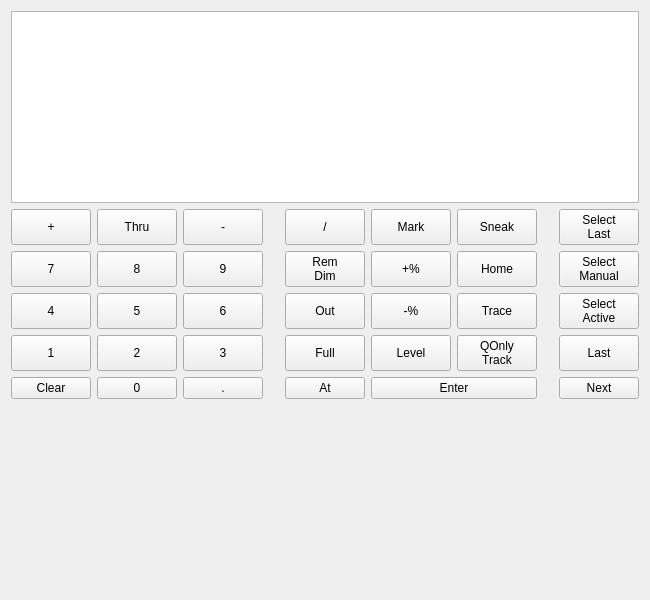
First picture: the form in src/boards/etc/eos/ui/eosform.ui, repository CoffeeCoder1/universal-focus-remote, before the edit.
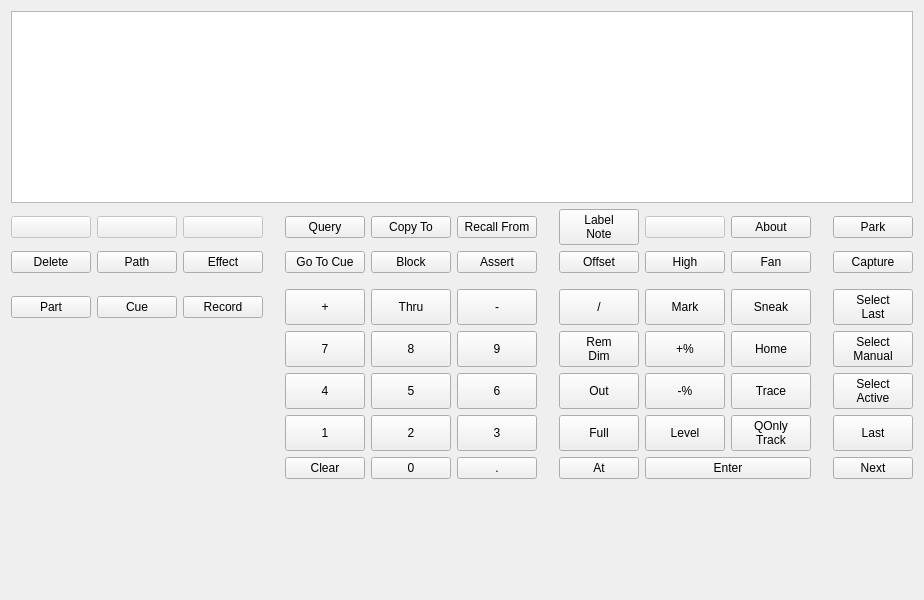
Second picture: the form after the edit. Custom widgets are drawn as their Qt base class.

```diff
--- a/src/boards/etc/eos/ui/eosform.ui
+++ b/src/boards/etc/eos/ui/eosform.ui
@@ -6,7 +6,7 @@
    <rect>
     <x>0</x>
     <y>0</y>
-    <width>600</width>
+    <width>656</width>
     <height>600</height>
    </rect>
   </property>
@@ -22,49 +22,58 @@
   <layout class="QVBoxLayout" name="verticalLayout">
    <item>
     <layout class="QGridLayout" name="gridLayout">
-     <item row="1" column="4">
-      <widget class="QSquarePushButton" name="keySlash">
-       <property name="sizePolicy">
-        <sizepolicy hsizetype="Expanding" vsizetype="Minimum">
-         <horstretch>0</horstretch>
-         <verstretch>0</verstretch>
-        </sizepolicy>
-       </property>
-       <property name="minimumSize">
-        <size>
-         <width>0</width>
-         <height>0</height>
-        </size>
+     <item row="1" column="0">
+      <widget class="QSquarePushButton" name="keyBlank1">
+       <property name="enabled">
+        <bool>false</bool>
        </property>
        <property name="text">
-        <string>/</string>
+        <string/>
        </property>
       </widget>
      </item>
-     <item row="1" column="3">
-      <spacer name="horizontalSpacer_2">
-       <property name="orientation">
-        <enum>Qt::Orientation::Horizontal</enum>
-       </property>
-       <property name="sizeType">
-        <enum>QSizePolicy::Policy::Fixed</enum>
-       </property>
-       <property name="sizeHint" stdset="0">
-        <size>
-         <width>10</width>
-         <height>0</height>
-        </size>
-       </property>
-      </spacer>
-     </item>
      <item row="2" column="0">
-      <widget class="QSquarePushButton" name="key7">
+      <widget class="QSquarePushButton" name="keyDelete">
+       <property name="text">
+        <string>Delete</string>
+       </property>
+      </widget>
+     </item>
+     <item row="5" column="12">
+      <widget class="QSquarePushButton" name="keySelectManual">
        <property name="sizePolicy">
         <sizepolicy hsizetype="Expanding" vsizetype="Minimum">
          <horstretch>0</horstretch>
          <verstretch>0</verstretch>
         </sizepolicy>
        </property>
+       <property name="text">
+        <string>Select
+Manual</string>
+       </property>
+      </widget>
+     </item>
+     <item row="10" column="0">
+      <spacer name="verticalSpacer">
+       <property name="orientation">
+        <enum>Qt::Orientation::Vertical</enum>
+       </property>
+       <property name="sizeHint" stdset="0">
+        <size>
+         <width>20</width>
+         <height>40</height>
+        </size>
+       </property>
+      </spacer>
+     </item>
+     <item row="5" column="6">
+      <widget class="QSquarePushButton" name="key9">
+       <property name="sizePolicy">
+        <sizepolicy hsizetype="Expanding" vsizetype="Minimum">
+         <horstretch>0</horstretch>
+         <verstretch>0</verstretch>
+        </sizepolicy>
+       </property>
        <property name="minimumSize">
         <size>
          <width>0</width>
@@ -72,12 +81,28 @@
         </size>
        </property>
        <property name="text">
-        <string>7</string>
+        <string>9</string>
        </property>
       </widget>
      </item>
-     <item row="2" column="6">
-      <widget class="QSquarePushButton" name="keyHome">
+     <item row="4" column="11">
+      <spacer name="horizontalSpacer">
+       <property name="orientation">
+        <enum>Qt::Orientation::Horizontal</enum>
+       </property>
+       <property name="sizeType">
+        <enum>QSizePolicy::Policy::Fixed</enum>
+       </property>
+       <property name="sizeHint" stdset="0">
+        <size>
+         <width>10</width>
+         <height>0</height>
+        </size>
+       </property>
+      </spacer>
+     </item>
+     <item row="6" column="6">
+      <widget class="QSquarePushButton" name="key6">
        <property name="sizePolicy">
         <sizepolicy hsizetype="Expanding" vsizetype="Minimum">
          <horstretch>0</horstretch>
@@ -91,12 +116,12 @@
         </size>
        </property>
        <property name="text">
-        <string>Home</string>
+        <string>6</string>
        </property>
       </widget>
      </item>
-     <item row="6" column="1">
-      <widget class="QSquarePushButton" name="key0">
+     <item row="4" column="12">
+      <widget class="QSquarePushButton" name="keySelectLast">
        <property name="sizePolicy">
         <sizepolicy hsizetype="Expanding" vsizetype="Minimum">
          <horstretch>0</horstretch>
@@ -110,11 +135,124 @@
         </size>
        </property>
        <property name="text">
-        <string>0</string>
+        <string>Select
+Last</string>
        </property>
       </widget>
      </item>
-     <item row="1" column="1">
+     <item row="9" column="4">
+      <widget class="QSquarePushButton" name="keyClear">
+       <property name="sizePolicy">
+        <sizepolicy hsizetype="Expanding" vsizetype="Minimum">
+         <horstretch>0</horstretch>
+         <verstretch>0</verstretch>
+        </sizepolicy>
+       </property>
+       <property name="minimumSize">
+        <size>
+         <width>0</width>
+         <height>0</height>
+        </size>
+       </property>
+       <property name="text">
+        <string>Clear</string>
+       </property>
+      </widget>
+     </item>
+     <item row="9" column="9" colspan="2">
+      <widget class="QPushButton" name="keyEnter">
+       <property name="sizePolicy">
+        <sizepolicy hsizetype="Expanding" vsizetype="Minimum">
+         <horstretch>0</horstretch>
+         <verstretch>0</verstretch>
+        </sizepolicy>
+       </property>
+       <property name="minimumSize">
+        <size>
+         <width>0</width>
+         <height>0</height>
+        </size>
+       </property>
+       <property name="text">
+        <string>Enter</string>
+       </property>
+      </widget>
+     </item>
+     <item row="7" column="10">
+      <widget class="QSquarePushButton" name="keyQOnly">
+       <property name="sizePolicy">
+        <sizepolicy hsizetype="Expanding" vsizetype="Minimum">
+         <horstretch>0</horstretch>
+         <verstretch>0</verstretch>
+        </sizepolicy>
+       </property>
+       <property name="minimumSize">
+        <size>
+         <width>0</width>
+         <height>0</height>
+        </size>
+       </property>
+       <property name="text">
+        <string>QOnly
+Track</string>
+       </property>
+      </widget>
+     </item>
+     <item row="6" column="5">
+      <widget class="QSquarePushButton" name="key5">
+       <property name="sizePolicy">
+        <sizepolicy hsizetype="Expanding" vsizetype="Minimum">
+         <horstretch>0</horstretch>
+         <verstretch>0</verstretch>
+        </sizepolicy>
+       </property>
+       <property name="minimumSize">
+        <size>
+         <width>0</width>
+         <height>0</height>
+        </size>
+       </property>
+       <property name="text">
+        <string>5</string>
+       </property>
+      </widget>
+     </item>
+     <item row="4" column="7">
+      <spacer name="horizontalSpacer_2">
+       <property name="orientation">
+        <enum>Qt::Orientation::Horizontal</enum>
+       </property>
+       <property name="sizeType">
+        <enum>QSizePolicy::Policy::Fixed</enum>
+       </property>
+       <property name="sizeHint" stdset="0">
+        <size>
+         <width>10</width>
+         <height>0</height>
+        </size>
+       </property>
+      </spacer>
+     </item>
+     <item row="6" column="9">
+      <widget class="QSquarePushButton" name="keyPercentMinus">
+       <property name="sizePolicy">
+        <sizepolicy hsizetype="Expanding" vsizetype="Minimum">
+         <horstretch>0</horstretch>
+         <verstretch>0</verstretch>
+        </sizepolicy>
+       </property>
+       <property name="minimumSize">
+        <size>
+         <width>0</width>
+         <height>0</height>
+        </size>
+       </property>
+       <property name="text">
+        <string>-%</string>
+       </property>
+      </widget>
+     </item>
+     <item row="4" column="5">
       <widget class="QSquarePushButton" name="keyThru">
        <property name="sizePolicy">
         <sizepolicy hsizetype="Expanding" vsizetype="Minimum">
@@ -133,26 +271,7 @@
        </property>
       </widget>
      </item>
-     <item row="2" column="1">
-      <widget class="QSquarePushButton" name="key8">
-       <property name="sizePolicy">
-        <sizepolicy hsizetype="Expanding" vsizetype="Minimum">
-         <horstretch>0</horstretch>
-         <verstretch>0</verstretch>
-        </sizepolicy>
-       </property>
-       <property name="minimumSize">
-        <size>
-         <width>0</width>
-         <height>0</height>
-        </size>
-       </property>
-       <property name="text">
-        <string>8</string>
-       </property>
-      </widget>
-     </item>
-     <item row="3" column="0">
+     <item row="6" column="4">
       <widget class="QSquarePushButton" name="key4">
        <property name="sizePolicy">
         <sizepolicy hsizetype="Expanding" vsizetype="Minimum">
@@ -171,7 +290,14 @@
        </property>
       </widget>
      </item>
-     <item row="1" column="6">
+     <item row="2" column="2">
+      <widget class="QSquarePushButton" name="keyEffect">
+       <property name="text">
+        <string>Effect</string>
+       </property>
+      </widget>
+     </item>
+     <item row="4" column="10">
       <widget class="QSquarePushButton" name="keySneak">
        <property name="sizePolicy">
         <sizepolicy hsizetype="Expanding" vsizetype="Minimum">
@@ -193,245 +319,7 @@
        </property>
       </widget>
      </item>
-     <item row="1" column="2">
-      <widget class="QSquarePushButton" name="keyMinus">
-       <property name="sizePolicy">
-        <sizepolicy hsizetype="Expanding" vsizetype="Minimum">
-         <horstretch>0</horstretch>
-         <verstretch>0</verstretch>
-        </sizepolicy>
-       </property>
-       <property name="minimumSize">
-        <size>
-         <width>0</width>
-         <height>0</height>
-        </size>
-       </property>
-       <property name="text">
-        <string>-</string>
-       </property>
-      </widget>
-     </item>
-     <item row="6" column="5" colspan="2">
-      <widget class="QPushButton" name="keyEnter">
-       <property name="sizePolicy">
-        <sizepolicy hsizetype="Expanding" vsizetype="Minimum">
-         <horstretch>0</horstretch>
-         <verstretch>0</verstretch>
-        </sizepolicy>
-       </property>
-       <property name="minimumSize">
-        <size>
-         <width>0</width>
-         <height>0</height>
-        </size>
-       </property>
-       <property name="text">
-        <string>Enter</string>
-       </property>
-      </widget>
-     </item>
-     <item row="3" column="1">
-      <widget class="QSquarePushButton" name="key5">
-       <property name="sizePolicy">
-        <sizepolicy hsizetype="Expanding" vsizetype="Minimum">
-         <horstretch>0</horstretch>
-         <verstretch>0</verstretch>
-        </sizepolicy>
-       </property>
-       <property name="minimumSize">
-        <size>
-         <width>0</width>
-         <height>0</height>
-        </size>
-       </property>
-       <property name="text">
-        <string>5</string>
-       </property>
-      </widget>
-     </item>
-     <item row="2" column="4">
-      <widget class="QSquarePushButton" name="keyRemDim">
-       <property name="sizePolicy">
-        <sizepolicy hsizetype="Expanding" vsizetype="Minimum">
-         <horstretch>0</horstretch>
-         <verstretch>0</verstretch>
-        </sizepolicy>
-       </property>
-       <property name="minimumSize">
-        <size>
-         <width>0</width>
-         <height>0</height>
-        </size>
-       </property>
-       <property name="text">
-        <string>Rem
-Dim</string>
-       </property>
-      </widget>
-     </item>
-     <item row="2" column="2">
-      <widget class="QSquarePushButton" name="key9">
-       <property name="sizePolicy">
-        <sizepolicy hsizetype="Expanding" vsizetype="Minimum">
-         <horstretch>0</horstretch>
-         <verstretch>0</verstretch>
-        </sizepolicy>
-       </property>
-       <property name="minimumSize">
-        <size>
-         <width>0</width>
-         <height>0</height>
-        </size>
-       </property>
-       <property name="text">
-        <string>9</string>
-       </property>
-      </widget>
-     </item>
-     <item row="2" column="5">
-      <widget class="QSquarePushButton" name="keyPercentPlus">
-       <property name="sizePolicy">
-        <sizepolicy hsizetype="Expanding" vsizetype="Minimum">
-         <horstretch>0</horstretch>
-         <verstretch>0</verstretch>
-        </sizepolicy>
-       </property>
-       <property name="minimumSize">
-        <size>
-         <width>0</width>
-         <height>0</height>
-        </size>
-       </property>
-       <property name="text">
-        <string>+%</string>
-       </property>
-      </widget>
-     </item>
-     <item row="4" column="1">
-      <widget class="QSquarePushButton" name="key2">
-       <property name="sizePolicy">
-        <sizepolicy hsizetype="Expanding" vsizetype="Minimum">
-         <horstretch>0</horstretch>
-         <verstretch>0</verstretch>
-        </sizepolicy>
-       </property>
-       <property name="minimumSize">
-        <size>
-         <width>0</width>
-         <height>0</height>
-        </size>
-       </property>
-       <property name="text">
-        <string>2</string>
-       </property>
-      </widget>
-     </item>
-     <item row="7" column="0">
-      <spacer name="verticalSpacer">
-       <property name="orientation">
-        <enum>Qt::Orientation::Vertical</enum>
-       </property>
-       <property name="sizeHint" stdset="0">
-        <size>
-         <width>20</width>
-         <height>40</height>
-        </size>
-       </property>
-      </spacer>
-     </item>
-     <item row="3" column="5">
-      <widget class="QSquarePushButton" name="keyPercentMinus">
-       <property name="sizePolicy">
-        <sizepolicy hsizetype="Expanding" vsizetype="Minimum">
-         <horstretch>0</horstretch>
-         <verstretch>0</verstretch>
-        </sizepolicy>
-       </property>
-       <property name="minimumSize">
-        <size>
-         <width>0</width>
-         <height>0</height>
-        </size>
-       </property>
-       <property name="text">
-        <string>-%</string>
-       </property>
-      </widget>
-     </item>
-     <item row="4" column="6">
-      <widget class="QSquarePushButton" name="keyQOnly">
-       <property name="sizePolicy">
-        <sizepolicy hsizetype="Expanding" vsizetype="Minimum">
-         <horstretch>0</horstretch>
-         <verstretch>0</verstretch>
-        </sizepolicy>
-       </property>
-       <property name="minimumSize">
-        <size>
-         <width>0</width>
-         <height>0</height>
-        </size>
-       </property>
-       <property name="text">
-        <string>QOnly
-Track</string>
-       </property>
-      </widget>
-     </item>
-     <item row="4" column="2">
-      <widget class="QSquarePushButton" name="key3">
-       <property name="sizePolicy">
-        <sizepolicy hsizetype="Expanding" vsizetype="Minimum">
-         <horstretch>0</horstretch>
-         <verstretch>0</verstretch>
-        </sizepolicy>
-       </property>
-       <property name="minimumSize">
-        <size>
-         <width>0</width>
-         <height>0</height>
-        </size>
-       </property>
-       <property name="text">
-        <string>3</string>
-       </property>
-      </widget>
-     </item>
-     <item row="1" column="8">
-      <widget class="QSquarePushButton" name="keySelectLast">
-       <property name="sizePolicy">
-        <sizepolicy hsizetype="Expanding" vsizetype="Minimum">
-         <horstretch>0</horstretch>
-         <verstretch>0</verstretch>
-        </sizepolicy>
-       </property>
-       <property name="minimumSize">
-        <size>
-         <width>0</width>
-         <height>0</height>
-        </size>
-       </property>
-       <property name="text">
-        <string>Select
-Last</string>
-       </property>
-      </widget>
-     </item>
      <item row="6" column="8">
-      <widget class="QSquarePushButton" name="keyNext">
-       <property name="sizePolicy">
-        <sizepolicy hsizetype="Expanding" vsizetype="Minimum">
-         <horstretch>0</horstretch>
-         <verstretch>0</verstretch>
-        </sizepolicy>
-       </property>
-       <property name="text">
-        <string>Next</string>
-       </property>
-      </widget>
-     </item>
-     <item row="3" column="4">
       <widget class="QSquarePushButton" name="keyOut">
        <property name="sizePolicy">
         <sizepolicy hsizetype="Expanding" vsizetype="Minimum">
@@ -450,7 +338,36 @@
        </property>
       </widget>
      </item>
-     <item row="1" column="0">
+     <item row="9" column="5">
+      <widget class="QSquarePushButton" name="key0">
+       <property name="sizePolicy">
+        <sizepolicy hsizetype="Expanding" vsizetype="Minimum">
+         <horstretch>0</horstretch>
+         <verstretch>0</verstretch>
+        </sizepolicy>
+       </property>
+       <property name="minimumSize">
+        <size>
+         <width>0</width>
+         <height>0</height>
+        </size>
+       </property>
+       <property name="text">
+        <string>0</string>
+       </property>
+      </widget>
+     </item>
+     <item row="1" column="2">
+      <widget class="QSquarePushButton" name="keyBlank3">
+       <property name="enabled">
+        <bool>false</bool>
+       </property>
+       <property name="text">
+        <string/>
+       </property>
+      </widget>
+     </item>
+     <item row="4" column="4">
       <widget class="QSquarePushButton" name="keyPlus">
        <property name="sizePolicy">
         <sizepolicy hsizetype="Expanding" vsizetype="Minimum">
@@ -469,8 +386,8 @@
        </property>
       </widget>
      </item>
-     <item row="3" column="2">
-      <widget class="QSquarePushButton" name="key6">
+     <item row="9" column="6">
+      <widget class="QSquarePushButton" name="keyDecimal">
        <property name="sizePolicy">
         <sizepolicy hsizetype="Expanding" vsizetype="Minimum">
          <horstretch>0</horstretch>
@@ -484,11 +401,89 @@
         </size>
        </property>
        <property name="text">
-        <string>6</string>
+        <string>.</string>
        </property>
       </widget>
      </item>
-     <item row="4" column="8">
+     <item row="6" column="12">
+      <widget class="QSquarePushButton" name="keySelectActive">
+       <property name="sizePolicy">
+        <sizepolicy hsizetype="Expanding" vsizetype="Minimum">
+         <horstretch>0</horstretch>
+         <verstretch>0</verstretch>
+        </sizepolicy>
+       </property>
+       <property name="text">
+        <string>Select
+Active</string>
+       </property>
+      </widget>
+     </item>
+     <item row="5" column="4">
+      <widget class="QSquarePushButton" name="key7">
+       <property name="sizePolicy">
+        <sizepolicy hsizetype="Expanding" vsizetype="Minimum">
+         <horstretch>0</horstretch>
+         <verstretch>0</verstretch>
+        </sizepolicy>
+       </property>
+       <property name="minimumSize">
+        <size>
+         <width>0</width>
+         <height>0</height>
+        </size>
+       </property>
+       <property name="text">
+        <string>7</string>
+       </property>
+      </widget>
+     </item>
+     <item row="2" column="1">
+      <widget class="QSquarePushButton" name="keyPath">
+       <property name="text">
+        <string>Path</string>
+       </property>
+      </widget>
+     </item>
+     <item row="6" column="10">
+      <widget class="QSquarePushButton" name="keyTrace">
+       <property name="sizePolicy">
+        <sizepolicy hsizetype="Expanding" vsizetype="Minimum">
+         <horstretch>0</horstretch>
+         <verstretch>0</verstretch>
+        </sizepolicy>
+       </property>
+       <property name="minimumSize">
+        <size>
+         <width>0</width>
+         <height>0</height>
+        </size>
+       </property>
+       <property name="text">
+        <string>Trace</string>
+       </property>
+      </widget>
+     </item>
+     <item row="5" column="9">
+      <widget class="QSquarePushButton" name="keyPercentPlus">
+       <property name="sizePolicy">
+        <sizepolicy hsizetype="Expanding" vsizetype="Minimum">
+         <horstretch>0</horstretch>
+         <verstretch>0</verstretch>
+        </sizepolicy>
+       </property>
+       <property name="minimumSize">
+        <size>
+         <width>0</width>
+         <height>0</height>
+        </size>
+       </property>
+       <property name="text">
+        <string>+%</string>
+       </property>
+      </widget>
+     </item>
+     <item row="7" column="12">
       <widget class="QSquarePushButton" name="keyLast">
        <property name="sizePolicy">
         <sizepolicy hsizetype="Expanding" vsizetype="Minimum">
@@ -501,78 +496,7 @@
        </property>
       </widget>
      </item>
-     <item row="2" column="8">
-      <widget class="QSquarePushButton" name="keySelectManual">
-       <property name="sizePolicy">
-        <sizepolicy hsizetype="Expanding" vsizetype="Minimum">
-         <horstretch>0</horstretch>
-         <verstretch>0</verstretch>
-        </sizepolicy>
-       </property>
-       <property name="text">
-        <string>Select
-Manual</string>
-       </property>
-      </widget>
-     </item>
-     <item row="4" column="5">
-      <widget class="QSquarePushButton" name="keyLevel">
-       <property name="sizePolicy">
-        <sizepolicy hsizetype="Expanding" vsizetype="Minimum">
-         <horstretch>0</horstretch>
-         <verstretch>0</verstretch>
-        </sizepolicy>
-       </property>
-       <property name="minimumSize">
-        <size>
-         <width>0</width>
-         <height>0</height>
-        </size>
-       </property>
-       <property name="text">
-        <string>Level</string>
-       </property>
-      </widget>
-     </item>
-     <item row="4" column="0">
-      <widget class="QSquarePushButton" name="key1">
-       <property name="sizePolicy">
-        <sizepolicy hsizetype="Expanding" vsizetype="Minimum">
-         <horstretch>0</horstretch>
-         <verstretch>0</verstretch>
-        </sizepolicy>
-       </property>
-       <property name="minimumSize">
-        <size>
-         <width>0</width>
-         <height>0</height>
-        </size>
-       </property>
-       <property name="text">
-        <string>1</string>
-       </property>
-      </widget>
-     </item>
-     <item row="6" column="4">
-      <widget class="QSquarePushButton" name="keyAt">
-       <property name="sizePolicy">
-        <sizepolicy hsizetype="Expanding" vsizetype="Minimum">
-         <horstretch>0</horstretch>
-         <verstretch>0</verstretch>
-        </sizepolicy>
-       </property>
-       <property name="minimumSize">
-        <size>
-         <width>0</width>
-         <height>0</height>
-        </size>
-       </property>
-       <property name="text">
-        <string>At</string>
-       </property>
-      </widget>
-     </item>
-     <item row="4" column="4">
+     <item row="7" column="8">
       <widget class="QSquarePushButton" name="keyFull">
        <property name="sizePolicy">
         <sizepolicy hsizetype="Expanding" vsizetype="Minimum">
@@ -591,7 +515,42 @@
        </property>
       </widget>
      </item>
-     <item row="1" column="5">
+     <item row="3" column="0">
+      <spacer name="verticalSpacer_2">
+       <property name="orientation">
+        <enum>Qt::Orientation::Vertical</enum>
+       </property>
+       <property name="sizeType">
+        <enum>QSizePolicy::Policy::Fixed</enum>
+       </property>
+       <property name="sizeHint" stdset="0">
+        <size>
+         <width>0</width>
+         <height>10</height>
+        </size>
+       </property>
+      </spacer>
+     </item>
+     <item row="7" column="4">
+      <widget class="QSquarePushButton" name="key1">
+       <property name="sizePolicy">
+        <sizepolicy hsizetype="Expanding" vsizetype="Minimum">
+         <horstretch>0</horstretch>
+         <verstretch>0</verstretch>
+        </sizepolicy>
+       </property>
+       <property name="minimumSize">
+        <size>
+         <width>0</width>
+         <height>0</height>
+        </size>
+       </property>
+       <property name="text">
+        <string>1</string>
+       </property>
+      </widget>
+     </item>
+     <item row="4" column="9">
       <widget class="QSquarePushButton" name="keyMark">
        <property name="sizePolicy">
         <sizepolicy hsizetype="Expanding" vsizetype="Minimum">
@@ -610,8 +569,8 @@
        </property>
       </widget>
      </item>
-     <item row="3" column="6">
-      <widget class="QSquarePushButton" name="keyTrace">
+     <item row="4" column="6">
+      <widget class="QSquarePushButton" name="keyMinus">
        <property name="sizePolicy">
         <sizepolicy hsizetype="Expanding" vsizetype="Minimum">
          <horstretch>0</horstretch>
@@ -625,12 +584,12 @@
         </size>
        </property>
        <property name="text">
-        <string>Trace</string>
+        <string>-</string>
        </property>
       </widget>
      </item>
-     <item row="6" column="0">
-      <widget class="QSquarePushButton" name="keyClear">
+     <item row="7" column="6">
+      <widget class="QSquarePushButton" name="key3">
        <property name="sizePolicy">
         <sizepolicy hsizetype="Expanding" vsizetype="Minimum">
          <horstretch>0</horstretch>
@@ -644,12 +603,169 @@
         </size>
        </property>
        <property name="text">
-        <string>Clear</string>
+        <string>3</string>
        </property>
       </widget>
      </item>
-     <item row="1" column="7">
-      <spacer name="horizontalSpacer">
+     <item row="5" column="8">
+      <widget class="QSquarePushButton" name="keyRemDim">
+       <property name="sizePolicy">
+        <sizepolicy hsizetype="Expanding" vsizetype="Minimum">
+         <horstretch>0</horstretch>
+         <verstretch>0</verstretch>
+        </sizepolicy>
+       </property>
+       <property name="minimumSize">
+        <size>
+         <width>0</width>
+         <height>0</height>
+        </size>
+       </property>
+       <property name="text">
+        <string>Rem
+Dim</string>
+       </property>
+      </widget>
+     </item>
+     <item row="5" column="5">
+      <widget class="QSquarePushButton" name="key8">
+       <property name="sizePolicy">
+        <sizepolicy hsizetype="Expanding" vsizetype="Minimum">
+         <horstretch>0</horstretch>
+         <verstretch>0</verstretch>
+        </sizepolicy>
+       </property>
+       <property name="minimumSize">
+        <size>
+         <width>0</width>
+         <height>0</height>
+        </size>
+       </property>
+       <property name="text">
+        <string>8</string>
+       </property>
+      </widget>
+     </item>
+     <item row="9" column="12">
+      <widget class="QSquarePushButton" name="keyNext">
+       <property name="sizePolicy">
+        <sizepolicy hsizetype="Expanding" vsizetype="Minimum">
+         <horstretch>0</horstretch>
+         <verstretch>0</verstretch>
+        </sizepolicy>
+       </property>
+       <property name="text">
+        <string>Next</string>
+       </property>
+      </widget>
+     </item>
+     <item row="5" column="10">
+      <widget class="QSquarePushButton" name="keyHome">
+       <property name="sizePolicy">
+        <sizepolicy hsizetype="Expanding" vsizetype="Minimum">
+         <horstretch>0</horstretch>
+         <verstretch>0</verstretch>
+        </sizepolicy>
+       </property>
+       <property name="minimumSize">
+        <size>
+         <width>0</width>
+         <height>0</height>
+        </size>
+       </property>
+       <property name="text">
+        <string>Home</string>
+       </property>
+      </widget>
+     </item>
+     <item row="1" column="1">
+      <widget class="QSquarePushButton" name="keyBlank2">
+       <property name="enabled">
+        <bool>false</bool>
+       </property>
+       <property name="text">
+        <string/>
+       </property>
+      </widget>
+     </item>
+     <item row="9" column="8">
+      <widget class="QSquarePushButton" name="keyAt">
+       <property name="sizePolicy">
+        <sizepolicy hsizetype="Expanding" vsizetype="Minimum">
+         <horstretch>0</horstretch>
+         <verstretch>0</verstretch>
+        </sizepolicy>
+       </property>
+       <property name="minimumSize">
+        <size>
+         <width>0</width>
+         <height>0</height>
+        </size>
+       </property>
+       <property name="text">
+        <string>At</string>
+       </property>
+      </widget>
+     </item>
+     <item row="7" column="9">
+      <widget class="QSquarePushButton" name="keyLevel">
+       <property name="sizePolicy">
+        <sizepolicy hsizetype="Expanding" vsizetype="Minimum">
+         <horstretch>0</horstretch>
+         <verstretch>0</verstretch>
+        </sizepolicy>
+       </property>
+       <property name="minimumSize">
+        <size>
+         <width>0</width>
+         <height>0</height>
+        </size>
+       </property>
+       <property name="text">
+        <string>Level</string>
+       </property>
+      </widget>
+     </item>
+     <item row="7" column="5">
+      <widget class="QSquarePushButton" name="key2">
+       <property name="sizePolicy">
+        <sizepolicy hsizetype="Expanding" vsizetype="Minimum">
+         <horstretch>0</horstretch>
+         <verstretch>0</verstretch>
+        </sizepolicy>
+       </property>
+       <property name="minimumSize">
+        <size>
+         <width>0</width>
+         <height>0</height>
+        </size>
+       </property>
+       <property name="text">
+        <string>2</string>
+       </property>
+      </widget>
+     </item>
+     <item row="4" column="8">
+      <widget class="QSquarePushButton" name="keySlash">
+       <property name="sizePolicy">
+        <sizepolicy hsizetype="Expanding" vsizetype="Minimum">
+         <horstretch>0</horstretch>
+         <verstretch>0</verstretch>
+        </sizepolicy>
+       </property>
+       <property name="minimumSize">
+        <size>
+         <width>0</width>
+         <height>0</height>
+        </size>
+       </property>
+       <property name="text">
+        <string>/</string>
+       </property>
+      </widget>
+     </item>
+     <item row="4" column="3">
+      <spacer name="horizontalSpacer_3">
        <property name="orientation">
         <enum>Qt::Orientation::Horizontal</enum>
        </property>
@@ -664,40 +780,28 @@
        </property>
       </spacer>
      </item>
-     <item row="6" column="2">
-      <widget class="QSquarePushButton" name="keyDecimal">
-       <property name="sizePolicy">
-        <sizepolicy hsizetype="Expanding" vsizetype="Minimum">
-         <horstretch>0</horstretch>
-         <verstretch>0</verstretch>
-        </sizepolicy>
-       </property>
-       <property name="minimumSize">
-        <size>
-         <width>0</width>
-         <height>0</height>
-        </size>
-       </property>
+     <item row="2" column="4">
+      <widget class="QSquarePushButton" name="keyGoToCue">
        <property name="text">
-        <string>.</string>
+        <string>Go To Cue</string>
        </property>
       </widget>
      </item>
-     <item row="3" column="8">
-      <widget class="QSquarePushButton" name="keySelectActive">
-       <property name="sizePolicy">
-        <sizepolicy hsizetype="Expanding" vsizetype="Minimum">
-         <horstretch>0</horstretch>
-         <verstretch>0</verstretch>
-        </sizepolicy>
+     <item row="2" column="5">
+      <widget class="QSquarePushButton" name="keyBlock">
+       <property name="text">
+        <string>Block</string>
        </property>
+      </widget>
+     </item>
+     <item row="2" column="6">
+      <widget class="QSquarePushButton" name="keyAssert">
        <property name="text">
-        <string>Select
-Active</string>
+        <string>Assert</string>
        </property>
       </widget>
      </item>
-     <item row="0" column="0" colspan="9">
+     <item row="0" column="0" colspan="13">
       <widget class="QTextEdit" name="commandLine">
        <property name="sizePolicy">
         <sizepolicy hsizetype="Expanding" vsizetype="Fixed">
@@ -723,6 +827,108 @@
        </property>
       </widget>
      </item>
+     <item row="1" column="4">
+      <widget class="QSquarePushButton" name="keyQuery">
+       <property name="text">
+        <string>Query</string>
+       </property>
+      </widget>
+     </item>
+     <item row="1" column="5">
+      <widget class="QSquarePushButton" name="keyCopyTo">
+       <property name="text">
+        <string>Copy To</string>
+       </property>
+      </widget>
+     </item>
+     <item row="1" column="6">
+      <widget class="QSquarePushButton" name="keyRecallFrom">
+       <property name="text">
+        <string>Recall From</string>
+       </property>
+      </widget>
+     </item>
+     <item row="1" column="8">
+      <widget class="QSquarePushButton" name="keyLabelNote">
+       <property name="text">
+        <string>Label
+Note</string>
+       </property>
+      </widget>
+     </item>
+     <item row="1" column="9">
+      <widget class="QSquarePushButton" name="keyBlank4">
+       <property name="enabled">
+        <bool>false</bool>
+       </property>
+       <property name="text">
+        <string/>
+       </property>
+      </widget>
+     </item>
+     <item row="1" column="10">
+      <widget class="QSquarePushButton" name="keyAbout">
+       <property name="text">
+        <string>About</string>
+       </property>
+      </widget>
+     </item>
+     <item row="2" column="8">
+      <widget class="QSquarePushButton" name="keyOffset">
+       <property name="text">
+        <string>Offset</string>
+       </property>
+      </widget>
+     </item>
+     <item row="2" column="9">
+      <widget class="QSquarePushButton" name="keyHigh">
+       <property name="text">
+        <string>High</string>
+       </property>
+      </widget>
+     </item>
+     <item row="2" column="10">
+      <widget class="QSquarePushButton" name="keyFan">
+       <property name="text">
+        <string>Fan</string>
+       </property>
+      </widget>
+     </item>
+     <item row="2" column="12">
+      <widget class="QSquarePushButton" name="keyCapture">
+       <property name="text">
+        <string>Capture</string>
+       </property>
+      </widget>
+     </item>
+     <item row="1" column="12">
+      <widget class="QSquarePushButton" name="keyPark">
+       <property name="text">
+        <string>Park</string>
+       </property>
+      </widget>
+     </item>
+     <item row="4" column="0">
+      <widget class="QSquarePushButton" name="keyPart">
+       <property name="text">
+        <string>Part</string>
+       </property>
+      </widget>
+     </item>
+     <item row="4" column="1">
+      <widget class="QSquarePushButton" name="keyCue">
+       <property name="text">
+        <string>Cue</string>
+       </property>
+      </widget>
+     </item>
+     <item row="4" column="2">
+      <widget class="QSquarePushButton" name="keyRecord">
+       <property name="text">
+        <string>Record</string>
+       </property>
+      </widget>
+     </item>
     </layout>
    </item>
   </layout>
```
